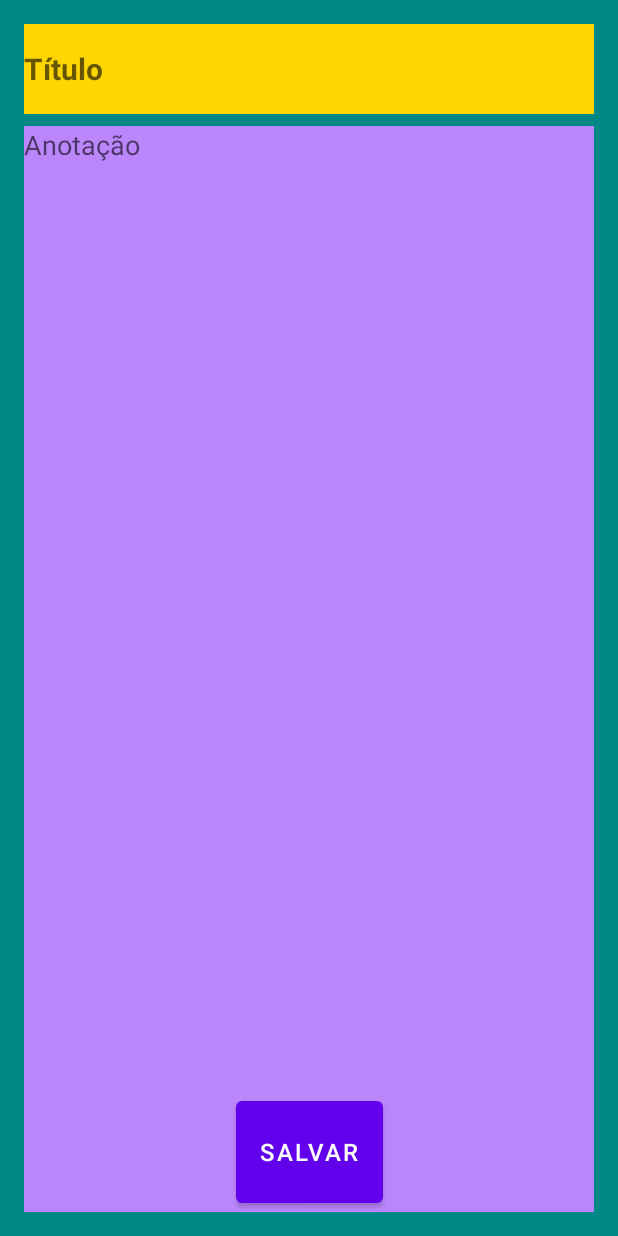
After one commit to jeduardosa/Portifolio, an Android app: the EditDetailsNote screen opened directly, with no data from a screen before it, on a phone screen of 412 x 824 dp. The commit adds this screen. Run offline under Robolectric (Android 15) with nearby library versions, the phone set to English and light mode, and no system bars; 1 statement that could not run was skipped.

Commit message:
mudança da fragment para activity

```diff
--- a/app/src/main/java/learn/project/digitalnoteapp/repository/SQLiteHelper.kt
+++ b/app/src/main/java/learn/project/digitalnoteapp/repository/SQLiteHelper.kt
@@ -42,6 +42,4 @@ class SQLiteHelper(context: Context) :
         return success
     }
 
-
-
 }
--- /dev/null
+++ b/app/src/main/java/learn/project/digitalnoteapp/view/EditDetailsNote.kt
@@ -0,0 +1,37 @@
+package learn.project.digitalnoteapp.view
+
+import android.os.Bundle
+import android.view.View
+import androidx.appcompat.app.AppCompatActivity
+import learn.project.digitalnoteapp.Note
+import learn.project.digitalnoteapp.R
+import learn.project.digitalnoteapp.databinding.ActivityEditDetailsNoteBinding
+import learn.project.digitalnoteapp.repository.SQLiteHelper
+
+class EditDetailsNote : AppCompatActivity() {
+    private lateinit var sqLiteHelper: SQLiteHelper
+
+    private lateinit var binding: ActivityEditDetailsNoteBinding
+
+    override fun onCreate(savedInstanceState: Bundle?) {
+        super.onCreate(savedInstanceState)
+        setContentView(R.layout.activity_edit_details_note)
+
+        binding = ActivityEditDetailsNoteBinding.inflate(layoutInflater)
+        setContentView(binding.root)
+
+
+
+    binding.btnSalvar = View.OnClickListener{
+        salveNotes()
+    }
+
+    }
+
+
+    private fun salveNotes(): SQLiteHelper {
+        sqLiteHelper.insertNote(Note("teste", "teste", "10/12/2001",))
+        //finish()
+    }
+
+}
--- /dev/null
+++ b/app/src/main/res/layout/activity_edit_details_note.xml
@@ -0,0 +1,53 @@
+<?xml version="1.0" encoding="utf-8"?>
+<androidx.constraintlayout.widget.ConstraintLayout xmlns:android="http://schemas.android.com/apk/res/android"
+    xmlns:app="http://schemas.android.com/apk/res-auto"
+    xmlns:tools="http://schemas.android.com/tools"
+    android:layout_width="match_parent"
+    android:layout_height="match_parent"
+    tools:context=".view.EditDetailsNote"
+    android:padding="16dp"
+    android:background="@color/teal_700">
+
+    <androidx.constraintlayout.widget.ConstraintLayout
+        android:id="@+id/constLayout1"
+        android:layout_width="match_parent"
+        android:layout_height="match_parent">
+
+        <EditText
+            android:id="@+id/editTitulo"
+            android:layout_width="match_parent"
+            android:layout_height="60dp"
+            android:background="@color/yellowPrimary"
+            android:hint="Título"
+            android:textSize="20sp"
+            android:textStyle="bold"
+            app:layout_constraintStart_toStartOf="parent"
+            app:layout_constraintTop_toTopOf="parent"/>
+
+        <EditText
+            android:id="@+id/editAssunto"
+            android:layout_width="match_parent"
+            android:layout_height="0dp"
+            android:background="@color/purple_200"
+            android:gravity="start"
+            android:hint="Anotação"
+            android:layout_marginTop="8dp"
+            app:layout_constraintBottom_toBottomOf="parent"
+            app:layout_constraintTop_toBottomOf="@+id/editTitulo"
+            tools:layout_editor_absoluteX="16dp" />
+
+    </androidx.constraintlayout.widget.ConstraintLayout>
+
+    <Button
+        android:id="@+id/btnSalvar"
+        android:layout_width="wrap_content"
+        android:layout_height="80dp"
+        android:text="SALVAR"
+        android:textSize="16sp"
+        app:layout_constraintBottom_toBottomOf="parent"
+        app:layout_constraintEnd_toEndOf="parent"
+        app:layout_constraintStart_toStartOf="parent" />
+
+
+
+</androidx.constraintlayout.widget.ConstraintLayout>
--- /dev/null
+++ b/app/src/main/res/values-land/dimens.xml
@@ -0,0 +1,3 @@
+<resources>
+    <dimen name="fab_margin">48dp</dimen>
+</resources>
--- /dev/null
+++ b/app/src/main/res/values-w1240dp/dimens.xml
@@ -0,0 +1,3 @@
+<resources>
+    <dimen name="fab_margin">200dp</dimen>
+</resources>
--- /dev/null
+++ b/app/src/main/res/values-w600dp/dimens.xml
@@ -0,0 +1,3 @@
+<resources>
+    <dimen name="fab_margin">48dp</dimen>
+</resources>
--- /dev/null
+++ b/app/src/main/res/values/dimens.xml
@@ -0,0 +1,3 @@
+<resources>
+    <dimen name="fab_margin">16dp</dimen>
+</resources>
--- a/app/src/main/res/values/themes.xml
+++ b/app/src/main/res/values/themes.xml
@@ -17,4 +17,13 @@
     <style name="ProgressBar">
         <item name="colorOnPrimary">@color/yellowPrimary</item>
     </style>
+
+    <style name="Theme.DigitalNoteApp.NoActionBar">
+        <item name="windowActionBar">false</item>
+        <item name="windowNoTitle">true</item>
+    </style>
+
+    <style name="Theme.DigitalNoteApp.AppBarOverlay" parent="ThemeOverlay.AppCompat.Dark.ActionBar" />
+
+    <style name="Theme.DigitalNoteApp.PopupOverlay" parent="ThemeOverlay.AppCompat.Light" />
 </resources>
--- a/build.gradle
+++ b/build.gradle
@@ -2,7 +2,7 @@
 plugins {
     id 'com.android.application' version '7.2.1' apply false
     id 'com.android.library' version '7.2.1' apply false
-    id 'org.jetbrains.kotlin.android' version '1.6.21' apply false
+    id 'org.jetbrains.kotlin.android' version '1.7.10' apply false
 }
 
 task clean(type: Delete) {
```
Also changed, not shown: app/src/main/AndroidManifest.xml (+10 -10 lines), app/src/main/java/learn/project/digitalnoteapp/view/CreateNotesFragment.kt (deleted, +0 -21 lines), app/src/main/java/learn/project/digitalnoteapp/view/MainActivity.kt (+6 -15 lines), app/src/main/res/layout/fragment_create_notes.xml (deleted, +0 -32 lines), app/src/main/res/layout/fragment_home.xml (deleted, +0 -14 lines), app/src/main/res/values/strings.xml (+9 -0 lines).
